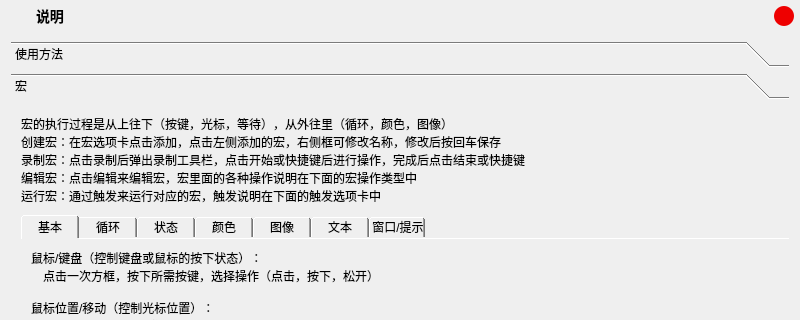
Before: the Qt Designer form source/ui/MoreUi.ui in ChiyukiGana/Quickinput, drawn with Qt 5; both pictures show x 0 to 800 and y 0 to 320 of the 800 by 790 pixel window.
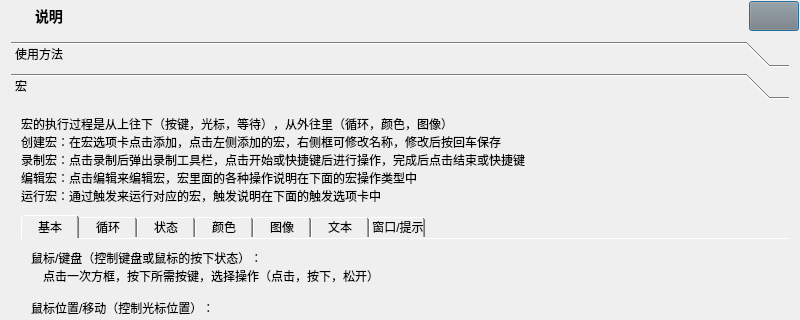
After: the same form once the commit is applied. The open tabs and pages were chosen to show the change. Icons and pictures are not drawn.

```diff
--- a/source/ui/MoreUi.ui
+++ b/source/ui/MoreUi.ui
@@ -61,19 +61,19 @@
      </property>
      <layout class="QHBoxLayout" name="horizontalLayout">
       <property name="spacing">
-       <number>10</number>
+       <number>0</number>
       </property>
       <property name="leftMargin">
        <number>5</number>
       </property>
       <property name="topMargin">
-       <number>5</number>
+       <number>0</number>
       </property>
       <property name="rightMargin">
-       <number>5</number>
+       <number>0</number>
       </property>
       <property name="bottomMargin">
-       <number>5</number>
+       <number>0</number>
       </property>
       <item>
        <widget class="QLabel" name="title_icon_label">
@@ -126,7 +126,7 @@
          <bool>true</bool>
         </property>
         <property name="styleSheet">
-         <string notr="true">font-family:&quot;Microsoft YaHei&quot;;font-size:14px;font-weight:500;</string>
+         <string notr="true">font-family:&quot;Microsoft YaHei&quot;;font-size:14px;font-weight:500;margin-left:5px</string>
         </property>
         <property name="text">
          <string>说明</string>
@@ -156,14 +156,14 @@
         </property>
         <property name="minimumSize">
          <size>
-          <width>20</width>
-          <height>20</height>
+          <width>50</width>
+          <height>30</height>
          </size>
         </property>
         <property name="maximumSize">
          <size>
-          <width>20</width>
-          <height>20</height>
+          <width>50</width>
+          <height>30</height>
          </size>
         </property>
         <property name="focusPolicy">
@@ -173,7 +173,7 @@
          <string>关闭</string>
         </property>
         <property name="styleSheet">
-         <string notr="true">QPushButton{background-color:#E00;border-radius:10px}QPushButton:hover{background-color:#C00}</string>
+         <string notr="true">QPushButton{background-color:rgba(128,128,128,0.1);image:url(:/close.png);font-size:12px}QPushButton:hover{background-color:rgba(255,0,0,0.3)}</string>
         </property>
         <property name="text">
          <string/>
```
Left out of the diff: 16 changed lines with no effect on the pictures.
